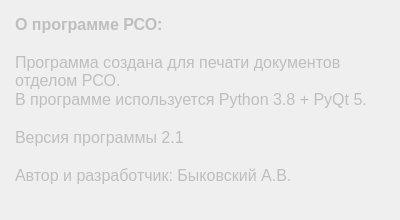
Qt form designer/about.ui (ant1cus/RSO_print) before a commit.
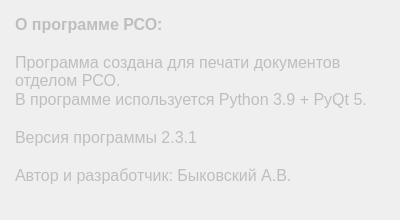
The same form after that commit.

Patch:
```diff
--- a/designer/about.ui
+++ b/designer/about.ui
@@ -51,9 +51,9 @@
 &lt;p style=&quot; margin-top:0px; margin-bottom:0px; margin-left:0px; margin-right:0px; -qt-block-indent:0; text-indent:0px;&quot;&gt;&lt;span style=&quot; font-size:12pt; font-weight:600;&quot;&gt;О программе РСО:&lt;/span&gt;&lt;/p&gt;
 &lt;p style=&quot;-qt-paragraph-type:empty; margin-top:0px; margin-bottom:0px; margin-left:0px; margin-right:0px; -qt-block-indent:0; text-indent:0px; font-size:12pt; font-weight:600;&quot;&gt;&lt;br /&gt;&lt;/p&gt;
 &lt;p style=&quot; margin-top:0px; margin-bottom:0px; margin-left:0px; margin-right:0px; -qt-block-indent:0; text-indent:0px;&quot;&gt;&lt;span style=&quot; font-size:12pt;&quot;&gt;Программа создана для печати документов отделом РСО.&lt;/span&gt;&lt;/p&gt;
-&lt;p style=&quot; margin-top:0px; margin-bottom:0px; margin-left:0px; margin-right:0px; -qt-block-indent:0; text-indent:0px;&quot;&gt;&lt;span style=&quot; font-size:12pt;&quot;&gt;В программе используется Python 3.8 + PyQt 5.&lt;/span&gt;&lt;/p&gt;
+&lt;p style=&quot; margin-top:0px; margin-bottom:0px; margin-left:0px; margin-right:0px; -qt-block-indent:0; text-indent:0px;&quot;&gt;&lt;span style=&quot; font-size:12pt;&quot;&gt;В программе используется Python 3.9 + PyQt 5.&lt;/span&gt;&lt;/p&gt;
 &lt;p style=&quot;-qt-paragraph-type:empty; margin-top:0px; margin-bottom:0px; margin-left:0px; margin-right:0px; -qt-block-indent:0; text-indent:0px; font-size:12pt;&quot;&gt;&lt;br /&gt;&lt;/p&gt;
-&lt;p style=&quot; margin-top:0px; margin-bottom:0px; margin-left:0px; margin-right:0px; -qt-block-indent:0; text-indent:0px;&quot;&gt;&lt;span style=&quot; font-size:12pt;&quot;&gt;Версия программы 2.1&lt;/span&gt;&lt;/p&gt;
+&lt;p style=&quot; margin-top:0px; margin-bottom:0px; margin-left:0px; margin-right:0px; -qt-block-indent:0; text-indent:0px;&quot;&gt;&lt;span style=&quot; font-size:12pt;&quot;&gt;Версия программы 2.3.1&lt;/span&gt;&lt;/p&gt;
 &lt;p style=&quot;-qt-paragraph-type:empty; margin-top:0px; margin-bottom:0px; margin-left:0px; margin-right:0px; -qt-block-indent:0; text-indent:0px; font-size:12pt;&quot;&gt;&lt;br /&gt;&lt;/p&gt;
 &lt;p style=&quot; margin-top:0px; margin-bottom:0px; margin-left:0px; margin-right:0px; -qt-block-indent:0; text-indent:0px;&quot;&gt;&lt;span style=&quot; font-size:12pt;&quot;&gt;Автор и разработчик: Быковский А.В.&lt;/span&gt;&lt;/p&gt;&lt;/body&gt;&lt;/html&gt;</string>
      </property>
```
